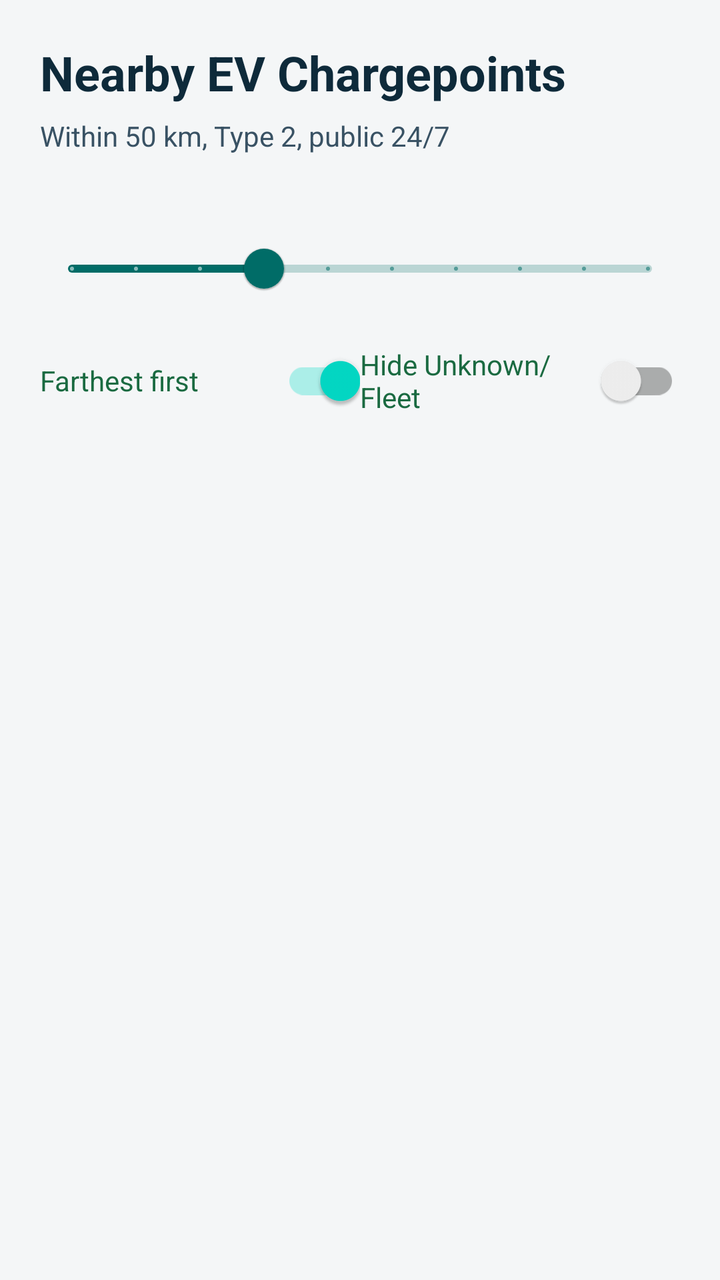
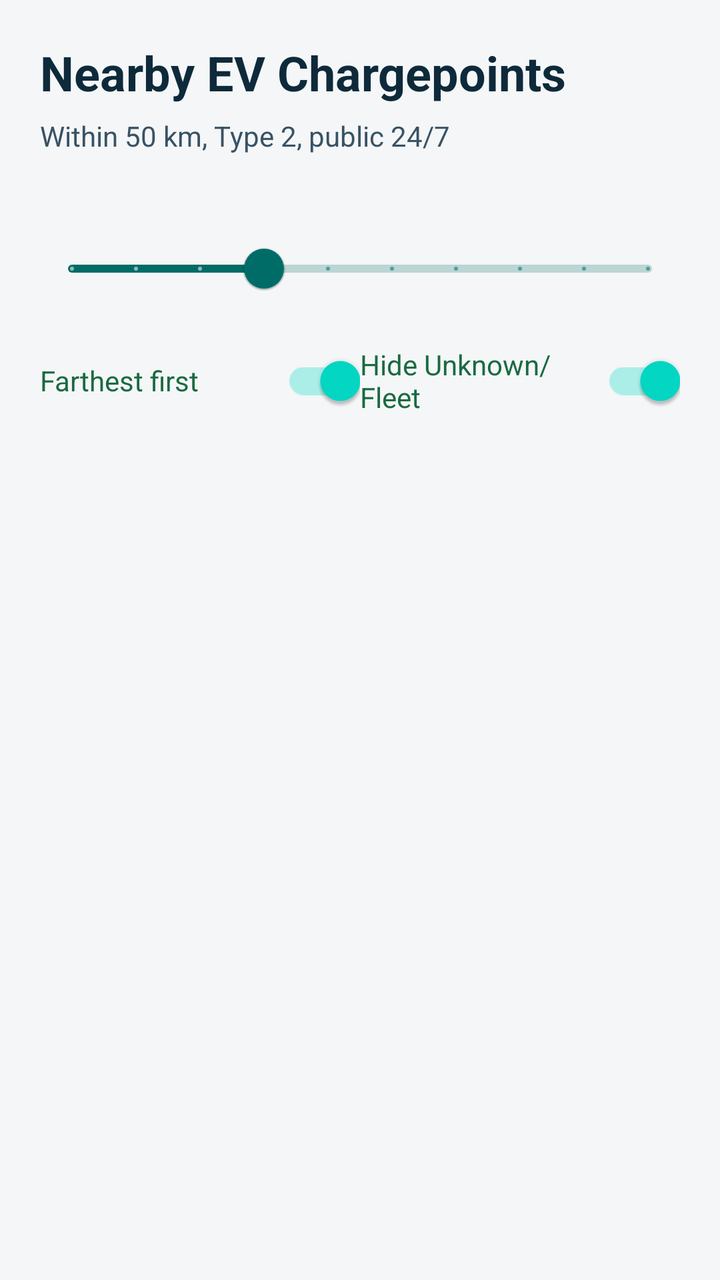

Screens rendered from an Android XML layout before and after an edit, with the pre-edit source and the edit as a unified diff.
<!-- AndroidManifest.xml: application theme Theme.SkylarkinEvFinder -->
<!-- res/layout/activity_main.xml -->
<?xml version="1.0" encoding="utf-8"?>
<androidx.constraintlayout.widget.ConstraintLayout xmlns:android="http://schemas.android.com/apk/res/android"
    xmlns:app="http://schemas.android.com/apk/res-auto"
    android:layout_width="match_parent"
    android:layout_height="match_parent"
    android:background="@color/app_bg">

    <TextView
        android:id="@+id/titleText"
        android:layout_width="0dp"
        android:layout_height="wrap_content"
        android:layout_marginStart="20dp"
        android:layout_marginTop="20dp"
        android:layout_marginEnd="20dp"
        android:text="@string/title"
        android:textColor="@color/title_text"
        android:textSize="24sp"
        android:textStyle="bold"
        app:layout_constraintEnd_toEndOf="parent"
        app:layout_constraintStart_toStartOf="parent"
        app:layout_constraintTop_toTopOf="parent" />

    <TextView
        android:id="@+id/subtitleText"
        android:layout_width="0dp"
        android:layout_height="wrap_content"
        android:layout_marginTop="6dp"
        android:text="@string/subtitle"
        android:textColor="@color/subtitle_text"
        android:textSize="14sp"
        app:layout_constraintEnd_toEndOf="@id/titleText"
        app:layout_constraintStart_toStartOf="@id/titleText"
        app:layout_constraintTop_toBottomOf="@id/titleText" />

    <TextView
        android:id="@+id/scoreValueText"
        android:layout_width="0dp"
        android:layout_height="wrap_content"
        android:layout_marginStart="20dp"
        android:layout_marginTop="10dp"
        android:layout_marginEnd="20dp"
        android:textColor="@color/meta_text"
        android:textSize="14sp"
        app:layout_constraintEnd_toEndOf="parent"
        app:layout_constraintStart_toStartOf="parent"
        app:layout_constraintTop_toBottomOf="@id/subtitleText" />

    <com.google.android.material.slider.Slider
        android:id="@+id/scoreSlider"
        android:layout_width="0dp"
        android:layout_height="wrap_content"
        android:layout_marginStart="20dp"
        android:layout_marginTop="4dp"
        android:layout_marginEnd="20dp"
        android:stepSize="1"
        android:value="4"
        android:valueFrom="1"
        android:valueTo="10"
        app:layout_constraintEnd_toEndOf="parent"
        app:layout_constraintStart_toStartOf="parent"
        app:layout_constraintTop_toBottomOf="@id/scoreValueText" />

    <LinearLayout
        android:id="@+id/toggleRow"
        android:layout_width="0dp"
        android:layout_height="wrap_content"
        android:layout_marginStart="20dp"
        android:layout_marginTop="8dp"
        android:layout_marginEnd="20dp"
        android:gravity="center_vertical"
        android:orientation="horizontal"
        android:weightSum="2"
        app:layout_constraintEnd_toEndOf="parent"
        app:layout_constraintStart_toStartOf="parent"
        app:layout_constraintTop_toBottomOf="@id/scoreSlider">

        <androidx.appcompat.widget.SwitchCompat
            android:id="@+id/sortToggle"
            android:layout_width="0dp"
            android:layout_height="wrap_content"
            android:layout_weight="1"
            android:checked="true"
            android:text="Farthest first"
            android:textColor="@color/meta_text" />

        <androidx.appcompat.widget.SwitchCompat
            android:id="@+id/hideUnknownFleetToggle"
            android:layout_width="0dp"
            android:layout_height="wrap_content"
            android:layout_weight="1"
            android:checked="false"
            android:text="@string/hide_unknown_fleet"
            android:textColor="@color/meta_text" />
    </LinearLayout>

    <ProgressBar
        android:id="@+id/progressBar"
        android:layout_width="wrap_content"
        android:layout_height="wrap_content"
        android:layout_marginTop="24dp"
        app:layout_constraintEnd_toEndOf="parent"
        app:layout_constraintStart_toStartOf="parent"
        app:layout_constraintTop_toBottomOf="@id/toggleRow" />

    <TextView
        android:id="@+id/statusText"
        android:layout_width="0dp"
        android:layout_height="wrap_content"
        android:layout_marginStart="20dp"
        android:layout_marginTop="16dp"
        android:layout_marginEnd="20dp"
        android:gravity="center"
        android:textColor="@color/status_text"
        android:textSize="15sp"
        app:layout_constraintEnd_toEndOf="parent"
        app:layout_constraintStart_toStartOf="parent"
        app:layout_constraintTop_toBottomOf="@id/progressBar" />

    <Button
        android:id="@+id/retryButton"
        android:layout_width="wrap_content"
        android:layout_height="wrap_content"
        android:layout_marginTop="12dp"
        android:text="@string/retry"
        android:visibility="gone"
        app:layout_constraintEnd_toEndOf="parent"
        app:layout_constraintStart_toStartOf="parent"
        app:layout_constraintTop_toBottomOf="@id/statusText" />

    <androidx.recyclerview.widget.RecyclerView
        android:id="@+id/chargepointList"
        android:layout_width="0dp"
        android:layout_height="0dp"
        android:layout_marginStart="14dp"
        android:layout_marginTop="12dp"
        android:layout_marginEnd="14dp"
        android:layout_marginBottom="12dp"
        android:clipToPadding="false"
        android:paddingBottom="12dp"
        app:layout_constraintBottom_toBottomOf="parent"
        app:layout_constraintEnd_toEndOf="parent"
        app:layout_constraintStart_toStartOf="parent"
        app:layout_constraintTop_toBottomOf="@id/retryButton" />

</androidx.constraintlayout.widget.ConstraintLayout>
<!-- resources referenced by this layout -->
<resources>
  <color name="app_bg">#F4F6F7</color>
  <color name="meta_text">#1A6A41</color>
  <color name="status_text">#3F5F74</color>
  <color name="subtitle_text">#395264</color>
  <color name="title_text">#0E2A3A</color>
  <string name="hide_unknown_fleet">Hide Unknown/Fleet</string>
  <string name="retry">Search</string>
  <string name="subtitle">Within 50 km, Type 2, public 24/7</string>
  <string name="title">Nearby EV Chargepoints</string>
  <style name="Theme.SkylarkinEvFinder" parent="Theme.MaterialComponents.DayNight.NoActionBar">
          <item name="colorPrimary">@color/primary</item>
          <item name="colorPrimaryVariant">@color/primary_variant</item>
          <item name="android:statusBarColor" tools:targetApi="l">@color/primary_variant</item>
      </style>
  <color name="primary">#006C67</color>
  <color name="primary_variant">#00504C</color>
</resources>

<!-- the commit's change to res/layout/activity_main.xml (unified diff, before → after) -->
@@ -88,7 +88,7 @@
             android:layout_width="0dp"
             android:layout_height="wrap_content"
             android:layout_weight="1"
-            android:checked="false"
+            android:checked="true"
             android:text="@string/hide_unknown_fleet"
             android:textColor="@color/meta_text" />
     </LinearLayout>
